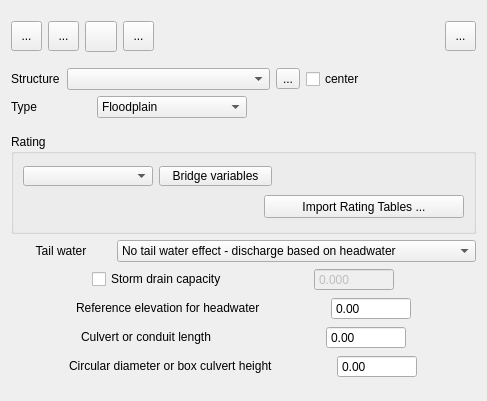
FLO-2DSoftware/qgis-flo-2d-plugin, file flo2d/ui/struct_editor.ui: the form before one commit.
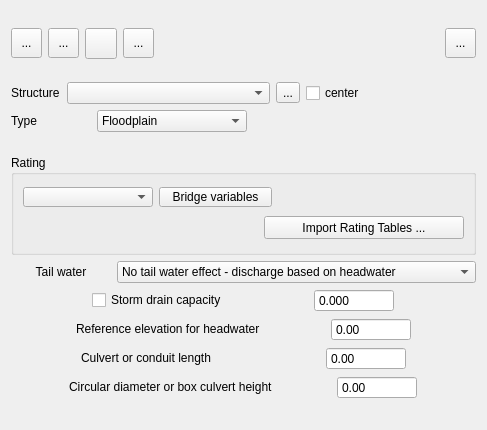
The form after the commit. Icons and pictures are not drawn.

Commit message: SD editor widget: SD capacity checkbox enables/disables value

```diff
--- a/flo2d/ui/struct_editor.ui
+++ b/flo2d/ui/struct_editor.ui
@@ -7,7 +7,7 @@
     <x>0</x>
     <y>0</y>
     <width>487</width>
-    <height>401</height>
+    <height>430</height>
    </rect>
   </property>
   <property name="sizePolicy">
@@ -417,7 +417,7 @@
          <item>
           <widget class="QDoubleSpinBox" name="storm_drain_cap_sbox">
            <property name="enabled">
-            <bool>false</bool>
+            <bool>true</bool>
            </property>
            <property name="sizePolicy">
             <sizepolicy hsizetype="Fixed" vsizetype="Fixed">
```
The commit also changes 2 other files.
